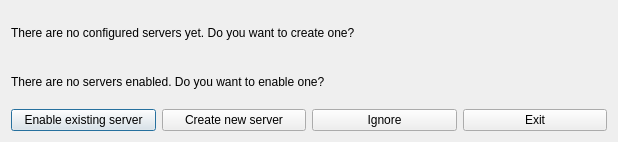
Before: the Qt Designer form Nagstamon/QUI/dialog_server_missing.ui in HenriWahl/Nagstamon, drawn with Qt 5.
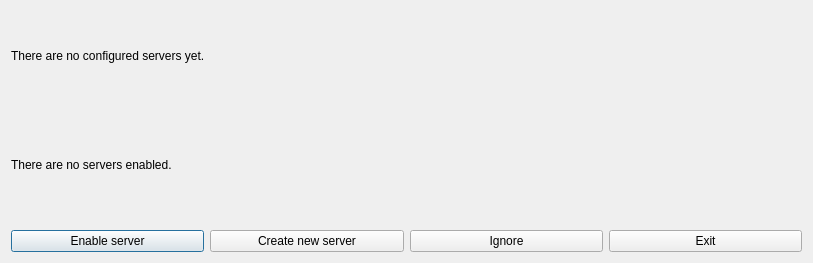
After: the same form once the commit is applied.

Commit message: made is-any-server-configured-and-enabled check working

Diff of the .ui file:
```diff
--- a/Nagstamon/QUI/dialog_server_missing.ui
+++ b/Nagstamon/QUI/dialog_server_missing.ui
@@ -6,8 +6,8 @@
    <rect>
     <x>0</x>
     <y>0</y>
-    <width>618</width>
-    <height>142</height>
+    <width>813</width>
+    <height>263</height>
    </rect>
   </property>
   <property name="minimumSize">
@@ -26,7 +26,7 @@
    <item>
     <widget class="QLabel" name="label_no_server_configured">
      <property name="text">
-      <string>There are no configured servers yet. Do you want to create one?</string>
+      <string>&lt;html&gt;&lt;head/&gt;&lt;body&gt;&lt;p&gt;There are no configured servers yet.&lt;br/&gt;&lt;/p&gt;&lt;/body&gt;&lt;/html&gt;</string>
      </property>
      <property name="wordWrap">
       <bool>true</bool>
@@ -36,7 +36,7 @@
    <item>
     <widget class="QLabel" name="label_no_server_enabled">
      <property name="text">
-      <string>There are no servers enabled. Do you want to enable one?</string>
+      <string>&lt;html&gt;&lt;head/&gt;&lt;body&gt;&lt;p&gt;There are no servers enabled.&lt;br/&gt;&lt;/p&gt;&lt;/body&gt;&lt;/html&gt;</string>
      </property>
      <property name="wordWrap">
       <bool>true</bool>
@@ -48,7 +48,7 @@
      <item>
       <widget class="QPushButton" name="button_enable_server">
        <property name="text">
-        <string>Enable existing server</string>
+        <string>Enable server</string>
        </property>
       </widget>
      </item>
```
The commit also changes 5 other files.
